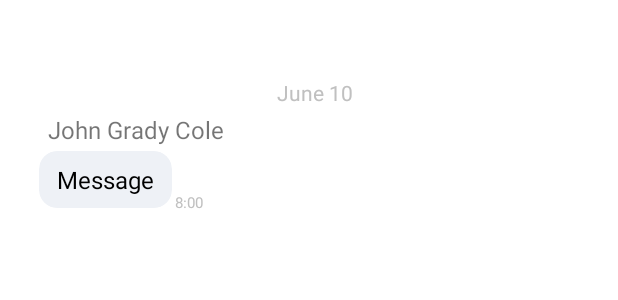
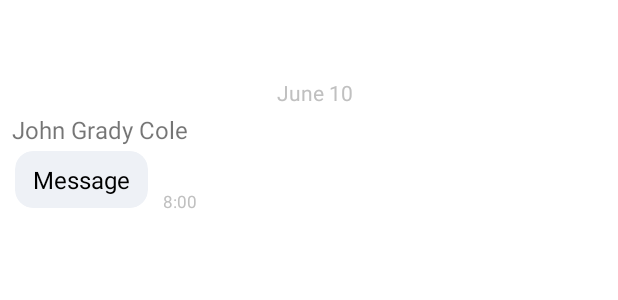
Before and after one commit to Marcoantonioo/chat-gpt, an Android app: the layout message_received_item.xml on its own in the app's theme, with its tools: preview values and no code run, on a phone screen of 412 x 824 dp. Shown: the top 300 px of the screen. Run offline under Robolectric (Android 15) with nearby library versions, the phone set to English and light mode, and no system bars.

Commit message:
fix: Ajustes realizados

```diff
--- a/app/src/main/res/layout/fragment_open_ai.xml
+++ b/app/src/main/res/layout/fragment_open_ai.xml
@@ -45,6 +45,7 @@
         android:layout_height="wrap_content"
         android:layout_margin="16dp"
         android:text="Enviar"
+        android:background="#C0C0C0"
         app:layout_constraintBottom_toBottomOf="parent"
         app:layout_constraintEnd_toEndOf="parent" />
 
--- a/app/src/main/res/layout/message_received_item.xml
+++ b/app/src/main/res/layout/message_received_item.xml
@@ -1,89 +1,81 @@
 <?xml version="1.0" encoding="utf-8"?>
 <androidx.constraintlayout.widget.ConstraintLayout xmlns:android="http://schemas.android.com/apk/res/android"
     xmlns:app="http://schemas.android.com/apk/res-auto"
+    xmlns:tools="http://schemas.android.com/tools"
     android:layout_width="match_parent"
     android:layout_height="wrap_content"
     android:layout_marginStart="8dp"
     android:layout_marginTop="16dp">
 
     <TextView
-        android:id="@+id/text_gchat_date_other"
+        android:id="@+id/tvDate"
         android:layout_width="wrap_content"
         android:layout_height="wrap_content"
-        android:layout_marginTop="32dp"
-        android:paddingStart="8dp"
-        android:paddingTop="4dp"
-        android:paddingEnd="8dp"
-        android:paddingBottom="4dp"
-        android:text="June 10"
+        android:layout_marginTop="@dimen/dimen_32"
+        android:paddingStart="@dimen/dimen_8"
+        android:paddingTop="@dimen/dimen_4"
+        android:paddingEnd="@dimen/dimen_8"
+        android:paddingBottom="@dimen/dimen_4"
         android:textColor="#C0C0C0"
         app:layout_constraintEnd_toEndOf="parent"
         app:layout_constraintStart_toStartOf="parent"
-        app:layout_constraintTop_toTopOf="parent" />
+        app:layout_constraintTop_toTopOf="parent"
+        tools:text="June 10" />
 
-    <ImageView
-        android:id="@+id/image_gchat_profile_other"
+    <TextView
+        android:id="@+id/tvName"
         android:layout_width="wrap_content"
         android:layout_height="wrap_content"
-        android:layout_marginStart="16dp"
-        android:contentDescription="User Icon"
+        android:textSize="@dimen/font_size_large"
         app:layout_constraintStart_toStartOf="parent"
-        app:layout_constraintTop_toBottomOf="@+id/text_gchat_date_other" />
-
-    <TextView
-        android:id="@+id/text_gchat_user_other"
-        android:layout_width="wrap_content"
-        android:layout_height="wrap_content"
-        android:layout_marginStart="8dp"
-        android:text="John Grady Cole"
-        android:textSize="16sp"
-        app:layout_constraintStart_toEndOf="@+id/image_gchat_profile_other"
-        app:layout_constraintTop_toBottomOf="@+id/text_gchat_date_other" />
+        app:layout_constraintTop_toBottomOf="@+id/tvDate"
+        tools:text="John Grady Cole" />
 
     <androidx.cardview.widget.CardView
-        android:id="@+id/card_gchat_message_other"
+        android:id="@+id/cardView"
         android:layout_width="wrap_content"
         android:layout_height="wrap_content"
         app:cardBackgroundColor="#eef1f6"
-        app:cardCornerRadius="12dp"
-        app:cardElevation="0dp"
+        app:cardCornerRadius="@dimen/dimen_12"
+        app:cardElevation="@dimen/dimen_0"
         app:cardPreventCornerOverlap="false"
         app:cardUseCompatPadding="true"
-        app:layout_constraintStart_toEndOf="@+id/image_gchat_profile_other"
-        app:layout_constraintTop_toBottomOf="@+id/text_gchat_user_other">
+        app:layout_constraintStart_toStartOf="parent"
+        app:layout_constraintTop_toBottomOf="@+id/tvName">
 
         <LinearLayout
-            android:id="@+id/layout_gchat_container_other"
+            android:id="@+id/linearLayout"
             android:layout_width="wrap_content"
             android:layout_height="wrap_content"
             android:orientation="vertical">
 
             <TextView
-                android:id="@+id/text_gchat_message_other"
+                android:id="@+id/tvMessage"
                 android:layout_width="wrap_content"
                 android:layout_height="wrap_content"
-                android:layout_marginBottom="8dp"
-                android:maxWidth="260dp"
-                android:paddingLeft="12dp"
-                android:paddingTop="8dp"
-                android:paddingRight="12dp"
-                android:text="Message"
+                android:layout_marginBottom="@dimen/dimen_8"
+                android:maxWidth="@dimen/dimen_260"
+                android:paddingLeft="@dimen/dimen_12"
+                android:paddingTop="@dimen/dimen_8"
+                android:paddingRight="@dimen/dimen_12"
                 android:textColor="#000000"
-                android:textSize="16sp" />
+                android:textSize="@dimen/font_size_large"
+                tools:text="Message" />
         </LinearLayout>
 
     </androidx.cardview.widget.CardView>
 
 
     <TextView
-        android:id="@+id/text_gchat_timestamp_other"
+        android:id="@+id/tvHour"
         android:layout_width="wrap_content"
         android:layout_height="wrap_content"
-        android:text="8:00"
+        android:layout_marginStart="@dimen/dimen_8"
         android:textColor="#C0C0C0"
-        android:textSize="10sp"
-        app:layout_constraintBottom_toBottomOf="@+id/card_gchat_message_other"
-        app:layout_constraintStart_toEndOf="@+id/card_gchat_message_other" />
+        android:textSize="@dimen/font_size_small"
+        app:layout_constraintBottom_toBottomOf="@+id/cardView"
+        app:layout_constraintStart_toEndOf="@+id/cardView"
+        tools:text="8:00" />
 
 
 </androidx.constraintlayout.widget.ConstraintLayout>
--- /dev/null
+++ b/app/src/main/res/values/dimen.xml
@@ -0,0 +1,14 @@
+<?xml version="1.0" encoding="utf-8"?>
+<resources>
+    <dimen name="dimen_0">0dp</dimen>
+    <dimen name="dimen_4">4dp</dimen>
+    <dimen name="dimen_8">8dp</dimen>
+    <dimen name="dimen_12">12dp</dimen>
+    <dimen name="dimen_32">32dp</dimen>
+    <dimen name="dimen_260">260dp</dimen>
+
+
+
+    <dimen name="font_size_small">11sp</dimen>
+    <dimen name="font_size_large">16sp</dimen>
+</resources>
```
Also changed, not shown: app/src/main/java/com/example/chatgpt/commons/utils/DateExt.kt (added, +10 -0 lines), app/src/main/java/com/example/chatgpt/presentation/adapter/OpenAiListAdapter.kt (renamed from app/src/main/java/com/example/chatgpt/presentation/OpenAiListAdapter.kt, +17 -32 lines), app/src/main/java/com/example/chatgpt/presentation/ui/OpenAiFragment.kt (+5 -5 lines), app/src/main/res/layout/message_send_item.xml (+29 -28 lines).
